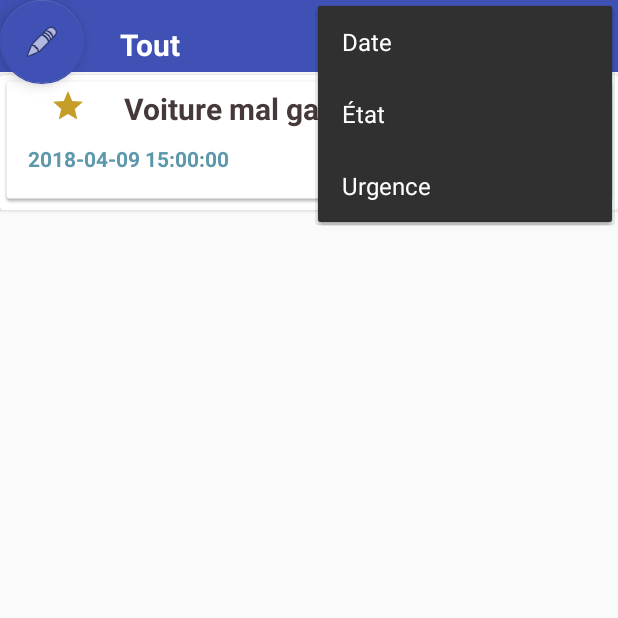
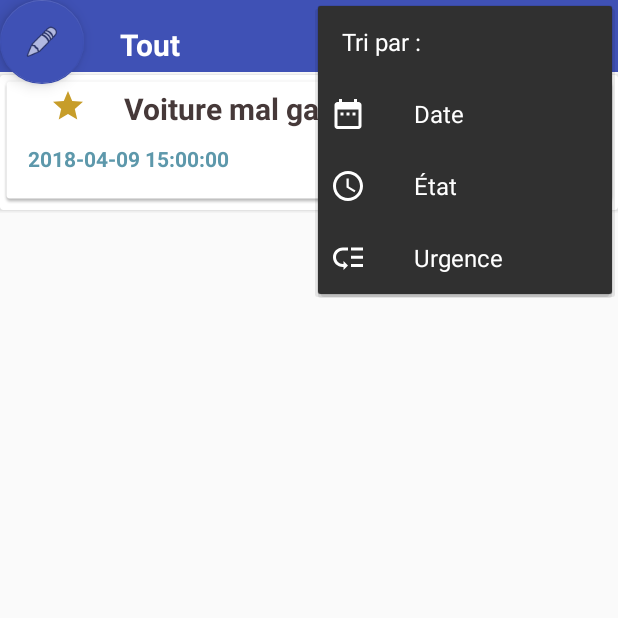
Before and after one commit to JEESY0118/PolyCare, an Android app: the fragment HomePageFragment shown on its own in the app's theme, with the options menu open, on a phone screen of 412 x 824 dp, the top half of it. Run offline under Robolectric (Android 15) with nearby library versions, the phone set to English and light mode, and no system bars; plain views replace FloatingActionsMenu.

Commit message:
change color of topMenu, and added icon

```diff
--- a/app/src/main/java/com/project/polycare_f/fragment/HomePageFragment.java
+++ b/app/src/main/java/com/project/polycare_f/fragment/HomePageFragment.java
@@ -1,20 +1,26 @@
 package com.project.polycare_f.fragment;
 
+import android.content.Context;
 import android.content.Intent;
 import android.content.res.Configuration;
 import android.graphics.Color;
 import android.graphics.Typeface;
 import android.os.Bundle;
+import android.os.Handler;
 import android.support.annotation.NonNull;
 import android.support.annotation.Nullable;
 import android.support.design.widget.FloatingActionButton;
 import android.support.v4.app.Fragment;
+import android.support.v4.view.LayoutInflaterCompat;
 import android.support.v7.app.AppCompatActivity;
+import android.support.v7.view.menu.MenuBuilder;
 import android.support.v7.widget.GridLayoutManager;
 import android.support.v7.widget.RecyclerView;
 import android.support.v7.widget.Toolbar;
 import android.support.v7.widget.helper.ItemTouchHelper;
+import android.util.AttributeSet;
 import android.view.Gravity;
+import android.view.InflateException;
 import android.view.LayoutInflater;
 import android.view.Menu;
 import android.view.MenuInflater;
@@ -35,6 +41,7 @@ import com.project.polycare_f.data.Event;
 import com.project.polycare_f.adapter.RecyclerViewAdapter;
 import com.project.polycare_f.interfaces.myItemMoveCallBack;
 
+import java.lang.reflect.Method;
 import java.text.SimpleDateFormat;
 import java.util.ArrayList;
 import java.util.Collections;
@@ -285,4 +292,19 @@ public class  HomePageFragment extends Fragment {
         return true;
     }
 
+
+    @Override
+    public void onPrepareOptionsMenu(Menu menu) {
+        if (menu != null) {
+            if (menu.getClass() == MenuBuilder.class) {
+                try {
+                    Method m = menu.getClass().getDeclaredMethod("setOptionalIconsVisible", Boolean.TYPE);
+                    m.setAccessible(true);
+                    m.invoke(menu, true);
+                } catch (Exception e) {
+                }
+            }
+        }
+        super.onPrepareOptionsMenu(menu);
+    }
 }
--- a/app/src/main/res/drawable/ic_date.xml
+++ b/app/src/main/res/drawable/ic_date.xml
@@ -1,4 +1,4 @@
-<vector android:height="24dp" android:tint="#0909AE"
+<vector android:height="24dp" android:tint="@color/white"
     android:viewportHeight="24.0" android:viewportWidth="24.0"
     android:width="24dp" xmlns:android="http://schemas.android.com/apk/res/android">
     <path android:fillColor="#FF000000" android:pathData="M9,11L7,11v2h2v-2zM13,11h-2v2h2v-2zM17,11h-2v2h2v-2zM19,4h-1L18,2h-2v2L8,4L8,2L6,2v2L5,4c-1.11,0 -1.99,0.9 -1.99,2L3,20c0,1.1 0.89,2 2,2h14c1.1,0 2,-0.9 2,-2L21,6c0,-1.1 -0.9,-2 -2,-2zM19,20L5,20L5,9h14v11z"/>
--- a/app/src/main/res/drawable/ic_low_priority.xml
+++ b/app/src/main/res/drawable/ic_low_priority.xml
@@ -1,4 +1,4 @@
-<vector android:height="24dp" android:tint="#0909AE"
+<vector android:height="24dp" android:tint="@color/white"
     android:viewportHeight="24.0" android:viewportWidth="24.0"
     android:width="24dp" xmlns:android="http://schemas.android.com/apk/res/android">
     <path android:fillColor="#FF000000" android:pathData="M14,5h8v2h-8zM14,10.5h8v2h-8zM14,16h8v2h-8zM2,11.5C2,15.08 4.92,18 8.5,18L9,18v2l3,-3 -3,-3v2h-0.5C6.02,16 4,13.98 4,11.5S6.02,7 8.5,7L12,7L12,5L8.5,5C4.92,5 2,7.92 2,11.5z"/>
--- a/app/src/main/res/drawable/ic_schedule_black_24dp.xml
+++ b/app/src/main/res/drawable/ic_schedule_black_24dp.xml
@@ -1,4 +1,4 @@
-<vector android:height="24dp" android:tint="#0909AE"
+<vector android:height="24dp" android:tint="@color/white"
     android:viewportHeight="24.0" android:viewportWidth="24.0"
     android:width="24dp" xmlns:android="http://schemas.android.com/apk/res/android">
     <path android:fillColor="#FF000000" android:pathData="M11.99,2C6.47,2 2,6.48 2,12s4.47,10 9.99,10C17.52,22 22,17.52 22,12S17.52,2 11.99,2zM12,20c-4.42,0 -8,-3.58 -8,-8s3.58,-8 8,-8 8,3.58 8,8 -3.58,8 -8,8zM12.5,7L11,7v6l5.25,3.15 0.75,-1.23 -4.5,-2.67z"/>
--- a/app/src/main/res/layout-land/activity_main_land.xml
+++ b/app/src/main/res/layout-land/activity_main_land.xml
@@ -33,7 +33,7 @@
             android:layout_width="0dp"
             android:layout_height="wrap_content"
             android:layout_weight="1"
-            android:background="@drawable/tab_bg"
+            android:background="@color/white"
             android:drawablePadding="3dp"
             android:drawableTop="@drawable/ic_insert_chart_black_24dp"
             android:gravity="center"
--- a/app/src/main/res/menu/menu_sort.xml
+++ b/app/src/main/res/menu/menu_sort.xml
@@ -1,18 +1,19 @@
 <?xml version="1.0" encoding="utf-8"?>
 <menu xmlns:android="http://schemas.android.com/apk/res/android"
     xmlns:anddroid="http://schemas.android.com/apk/res-auto">
+    <item android:title="Tri par : " />
     <item
         android:id="@+id/date_sort"
         android:icon="@drawable/ic_date"
-        android:title="Date" />
+        android:title="      Date" />
     <item
         android:id="@+id/state_sort"
         android:icon="@drawable/ic_schedule_black_24dp"
 
-        android:title="État" />
+        android:title="      État" />
     <item
         android:id="@+id/urgence_sort"
         android:icon="@drawable/ic_low_priority"
-        android:title="Urgence" />
+        android:title="      Urgence" />
 
 </menu>
--- a/app/src/main/res/values/colors.xml
+++ b/app/src/main/res/values/colors.xml
@@ -21,4 +21,5 @@
     <color name="one">#1c90a2</color>
     <color name="two">#96d2e6</color>
     <color name="three">#61c4cf</color>
+    <color name="white">#ffffff</color>
 </resources>
```
